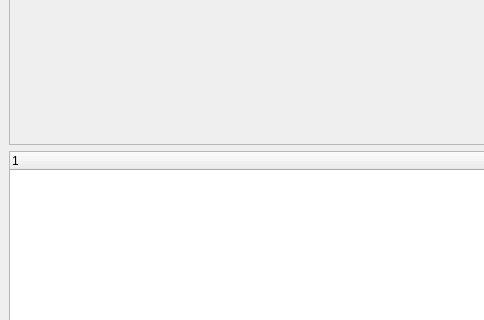
This is JPEGParser/demo/mainwindow.ui in baidut/JPEGParser as Qt 5 draws it before an edit; both pictures show x 0 to 484 and y 166 to 486 of the 780 by 602 pixel window. The edited form follows.
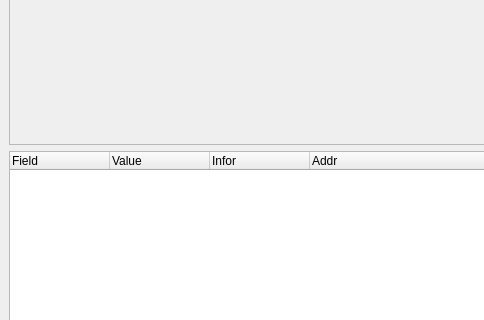
This is the edited form. Icons and pictures are not drawn. Custom widgets are drawn as their Qt base class.

Diff of the .ui file:
```diff
--- a/JPEGParser/demo/mainwindow.ui
+++ b/JPEGParser/demo/mainwindow.ui
@@ -22,7 +22,22 @@
      <widget class="QTreeWidget" name="treeWidget">
       <column>
        <property name="text">
-        <string notr="true">1</string>
+        <string>Field</string>
+       </property>
+      </column>
+      <column>
+       <property name="text">
+        <string>Value</string>
+       </property>
+      </column>
+      <column>
+       <property name="text">
+        <string>Infor</string>
+       </property>
+      </column>
+      <column>
+       <property name="text">
+        <string notr="true">Addr</string>
        </property>
       </column>
      </widget>
```
